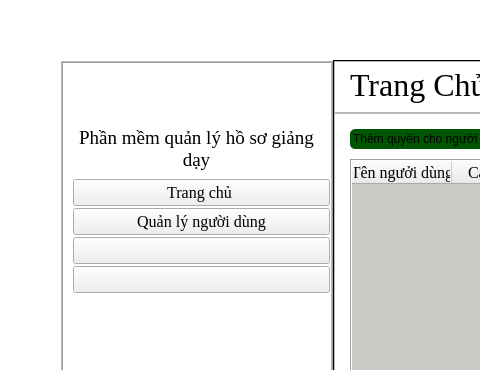
Before: the Qt Designer form ui/admin_dashboard.ui in DTNS2905/App_quan_ly_python_qt_, drawn with Qt 5; both pictures show x 0 to 480 and y 0 to 370 of the 1213 by 602 pixel window.
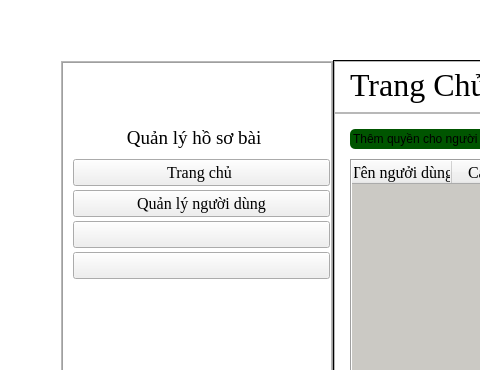
After: the same form once the commit is applied. The open tabs and pages were chosen to show the change. Icons and pictures are not drawn.

Commit message: show and attach update function to dialog

```diff
--- a/ui/admin_dashboard.ui
+++ b/ui/admin_dashboard.ui
@@ -331,7 +331,7 @@
              </font>
             </property>
             <property name="text">
-             <string>Phần mềm quản lý hồ sơ giảng dạy</string>
+             <string>Quản lý hồ sơ bài </string>
             </property>
             <property name="alignment">
              <set>Qt::AlignmentFlag::AlignCenter</set>
```
Left out of the diff: 2 changed lines with no effect on the pictures. The commit also changes 5 other files.
